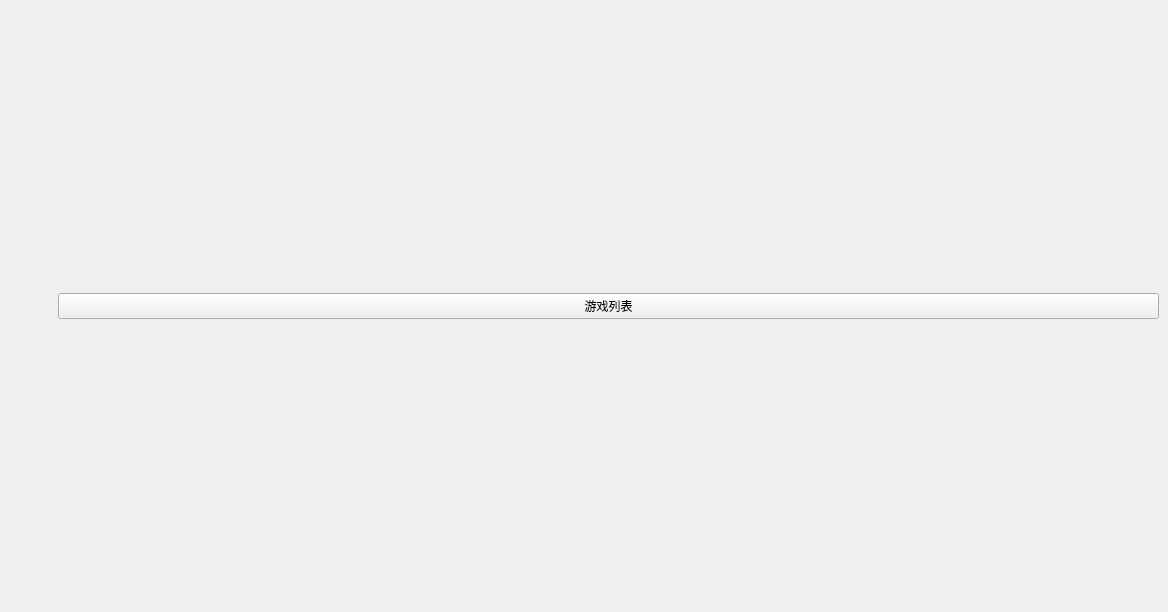
First picture: the form in UI/MainWindow/MainWindow.ui, repository SkyWorldStudio/Minecraft-Optimal-Starter_3, before the edit.
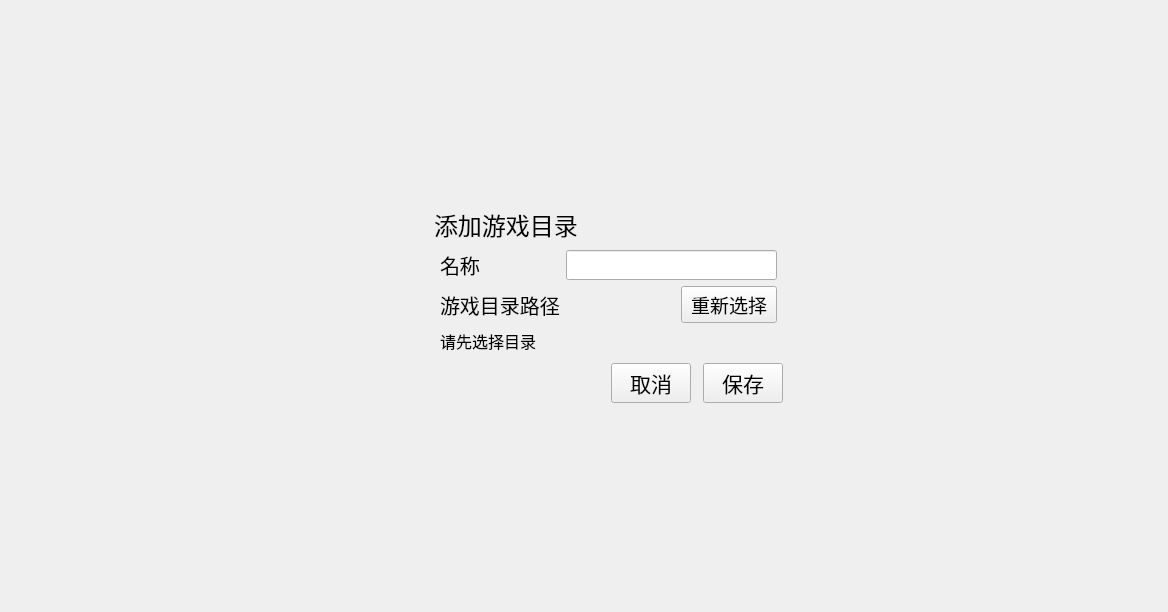
Second picture: the form after the edit. The open tabs and pages were chosen to show the change. Icons and pictures are not drawn. Custom widgets are drawn as their Qt base class.

Commit message: 📝 :游戏文件夹添加页面UI 100% 🛠 :修复了由于昨日更改样式列表时手滑导致的Bug 📝 :游戏管理页面UI 60%

Patch:
```diff
--- a/UI/MainWindow/MainWindow.ui
+++ b/UI/MainWindow/MainWindow.ui
@@ -1443,6 +1443,291 @@
                    </item>
                   </layout>
                  </widget>
+                 <widget class="QWidget" name="page_home_game_file_add">
+                  <layout class="QGridLayout" name="gridLayout_8">
+                   <property name="leftMargin">
+                    <number>0</number>
+                   </property>
+                   <property name="topMargin">
+                    <number>0</number>
+                   </property>
+                   <property name="rightMargin">
+                    <number>0</number>
+                   </property>
+                   <property name="bottomMargin">
+                    <number>0</number>
+                   </property>
+                   <property name="spacing">
+                    <number>0</number>
+                   </property>
+                   <item row="1" column="1">
+                    <widget class="QWidget" name="widget_home_game_file_add" native="true">
+                     <layout class="QVBoxLayout" name="verticalLayout_9">
+                      <property name="leftMargin">
+                       <number>12</number>
+                      </property>
+                      <property name="topMargin">
+                       <number>8</number>
+                      </property>
+                      <property name="rightMargin">
+                       <number>12</number>
+                      </property>
+                      <property name="bottomMargin">
+                       <number>8</number>
+                      </property>
+                      <item>
+                       <widget class="QLabel" name="label">
+                        <property name="font">
+                         <font>
+                          <pointsize>18</pointsize>
+                         </font>
+                        </property>
+                        <property name="text">
+                         <string>添加游戏目录</string>
+                        </property>
+                       </widget>
+                      </item>
+                      <item>
+                       <widget class="QWidget" name="widget_4" native="true">
+                        <layout class="QGridLayout" name="gridLayout_9">
+                         <property name="leftMargin">
+                          <number>6</number>
+                         </property>
+                         <property name="topMargin">
+                          <number>2</number>
+                         </property>
+                         <property name="rightMargin">
+                          <number>6</number>
+                         </property>
+                         <property name="bottomMargin">
+                          <number>2</number>
+                         </property>
+                         <item row="2" column="2">
+                          <widget class="QPushButton" name="pushButton_game_file_add_again">
+                           <property name="minimumSize">
+                            <size>
+                             <width>96</width>
+                             <height>25</height>
+                            </size>
+                           </property>
+                           <property name="maximumSize">
+                            <size>
+                             <width>94</width>
+                             <height>16777215</height>
+                            </size>
+                           </property>
+                           <property name="font">
+                            <font>
+                             <pointsize>14</pointsize>
+                            </font>
+                           </property>
+                           <property name="text">
+                            <string>重新选择</string>
+                           </property>
+                           <property name="icon">
+                            <iconset resource="img.qrc">
+                             <normaloff>:/widget_Sidebar/images/Main_Page_GameFile_AddAgain.png</normaloff>:/widget_Sidebar/images/Main_Page_GameFile_AddAgain.png</iconset>
+                           </property>
+                           <property name="iconSize">
+                            <size>
+                             <width>19</width>
+                             <height>19</height>
+                            </size>
+                           </property>
+                          </widget>
+                         </item>
+                         <item row="2" column="0">
+                          <widget class="QLabel" name="label_3">
+                           <property name="font">
+                            <font>
+                             <pointsize>15</pointsize>
+                            </font>
+                           </property>
+                           <property name="text">
+                            <string>游戏目录路径</string>
+                           </property>
+                          </widget>
+                         </item>
+                         <item row="3" column="0" colspan="3">
+                          <widget class="QLabel" name="label_4">
+                           <property name="font">
+                            <font>
+                             <pointsize>12</pointsize>
+                            </font>
+                           </property>
+                           <property name="text">
+                            <string>请先选择目录</string>
+                           </property>
+                           <property name="wordWrap">
+                            <bool>true</bool>
+                           </property>
+                          </widget>
+                         </item>
+                         <item row="0" column="0">
+                          <widget class="QLabel" name="label_2">
+                           <property name="font">
+                            <font>
+                             <pointsize>15</pointsize>
+                            </font>
+                           </property>
+                           <property name="text">
+                            <string>名称</string>
+                           </property>
+                          </widget>
+                         </item>
+                         <item row="2" column="1">
+                          <spacer name="horizontalSpacer_14">
+                           <property name="orientation">
+                            <enum>Qt::Horizontal</enum>
+                           </property>
+                           <property name="sizeHint" stdset="0">
+                            <size>
+                             <width>40</width>
+                             <height>20</height>
+                            </size>
+                           </property>
+                          </spacer>
+                         </item>
+                         <item row="0" column="1" colspan="2">
+                          <widget class="QLineEdit" name="lineEdit_game_file_add">
+                           <property name="minimumSize">
+                            <size>
+                             <width>0</width>
+                             <height>30</height>
+                            </size>
+                           </property>
+                          </widget>
+                         </item>
+                        </layout>
+                       </widget>
+                      </item>
+                      <item>
+                       <widget class="QWidget" name="widget_game_file_add_ok_cancel" native="true">
+                        <layout class="QHBoxLayout" name="horizontalLayout_10">
+                         <property name="spacing">
+                          <number>12</number>
+                         </property>
+                         <property name="leftMargin">
+                          <number>0</number>
+                         </property>
+                         <property name="topMargin">
+                          <number>2</number>
+                         </property>
+                         <property name="rightMargin">
+                          <number>0</number>
+                         </property>
+                         <property name="bottomMargin">
+                          <number>2</number>
+                         </property>
+                         <item>
+                          <spacer name="horizontalSpacer_13">
+                           <property name="orientation">
+                            <enum>Qt::Horizontal</enum>
+                           </property>
+                           <property name="sizeHint" stdset="0">
+                            <size>
+                             <width>40</width>
+                             <height>20</height>
+                            </size>
+                           </property>
+                          </spacer>
+                         </item>
+                         <item>
+                          <widget class="QPushButton" name="pushButton_game_file_add_cancel">
+                           <property name="minimumSize">
+                            <size>
+                             <width>75</width>
+                             <height>30</height>
+                            </size>
+                           </property>
+                           <property name="font">
+                            <font>
+                             <pointsize>16</pointsize>
+                            </font>
+                           </property>
+                           <property name="text">
+                            <string>取消</string>
+                           </property>
+                          </widget>
+                         </item>
+                         <item>
+                          <widget class="QPushButton" name="pushButton_game_file_add_ok">
+                           <property name="minimumSize">
+                            <size>
+                             <width>75</width>
+                             <height>30</height>
+                            </size>
+                           </property>
+                           <property name="font">
+                            <font>
+                             <pointsize>16</pointsize>
+                            </font>
+                           </property>
+                           <property name="text">
+                            <string>保存</string>
+                           </property>
+                          </widget>
+                         </item>
+                        </layout>
+                       </widget>
+                      </item>
+                     </layout>
+                    </widget>
+                   </item>
+                   <item row="1" column="2">
+                    <spacer name="horizontalSpacer_12">
+                     <property name="orientation">
+                      <enum>Qt::Horizontal</enum>
+                     </property>
+                     <property name="sizeHint" stdset="0">
+                      <size>
+                       <width>40</width>
+                       <height>20</height>
+                      </size>
+                     </property>
+                    </spacer>
+                   </item>
+                   <item row="0" column="1">
+                    <spacer name="verticalSpacer_10">
+                     <property name="orientation">
+                      <enum>Qt::Vertical</enum>
+                     </property>
+                     <property name="sizeHint" stdset="0">
+                      <size>
+                       <width>20</width>
+                       <height>40</height>
+                      </size>
+                     </property>
+                    </spacer>
+                   </item>
+                   <item row="1" column="0">
+                    <spacer name="horizontalSpacer_11">
+                     <property name="orientation">
+                      <enum>Qt::Horizontal</enum>
+                     </property>
+                     <property name="sizeHint" stdset="0">
+                      <size>
+                       <width>40</width>
+                       <height>20</height>
+                      </size>
+                     </property>
+                    </spacer>
+                   </item>
+                   <item row="2" column="1">
+                    <spacer name="verticalSpacer_11">
+                     <property name="orientation">
+                      <enum>Qt::Vertical</enum>
+                     </property>
+                     <property name="sizeHint" stdset="0">
+                      <size>
+                       <width>20</width>
+                       <height>40</height>
+                      </size>
+                     </property>
+                    </spacer>
+                   </item>
+                  </layout>
+                 </widget>
                 </widget>
                </item>
               </layout>
```
Left out of the diff: 49 changed lines with no effect on the pictures. The commit also changes 6 other files.
